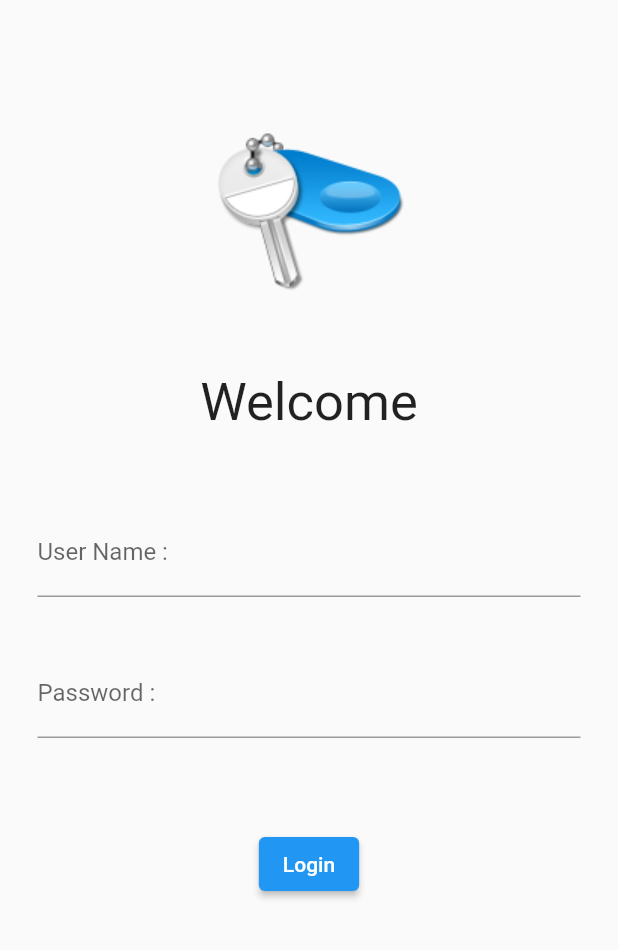
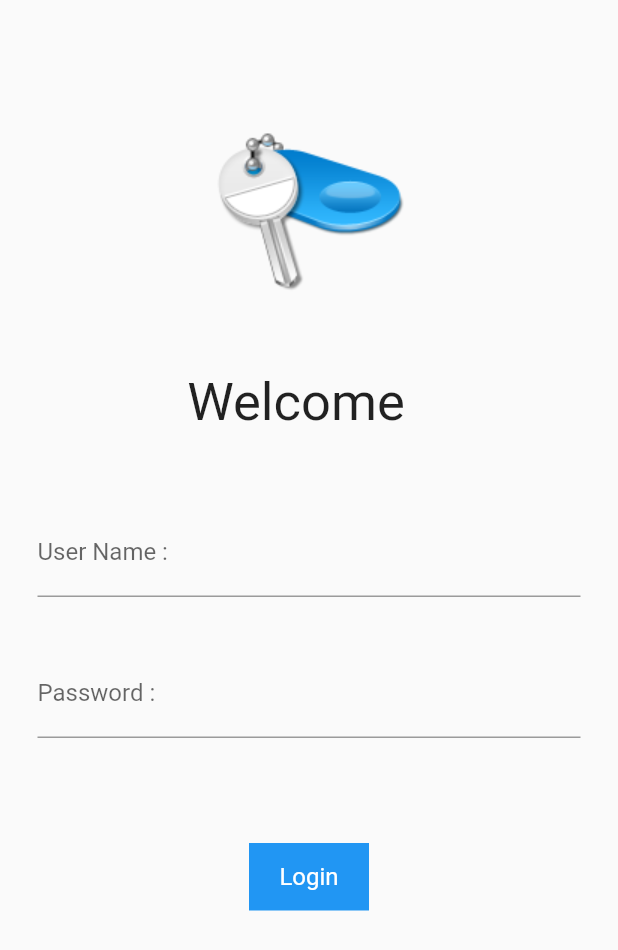
Before and after one commit to Hassan1133/flutterPractices, a Flutter app: the screen it shows after launch, on a phone screen of 412 x 824 dp. Shown: the top 950 px of the screen. Run offline on Flutter 3.47's test engine with Material 2 defaults, Android fonts, the phone set to English and light mode, and no system bars.

```diff
--- a/lib/main.dart
+++ b/lib/main.dart
@@ -1,6 +1,7 @@
 import 'package:flutter/material.dart';
 import 'package:my_app/pages/homepage.dart';
 import 'package:my_app/pages/loginpage.dart';
+import 'package:my_app/utilities/routes.dart';
 
 void main() {
   runApp(myApp());
@@ -13,7 +14,9 @@ class myApp extends StatelessWidget {
   Widget build(BuildContext context) {
     return MaterialApp(
       debugShowCheckedModeBanner: false,
-      routes: {"/homePage": (context) => homePage(), "/": (context) => login()},
+      routes: {"/": (context) => login(),
+      myRoutes.homeRoute: (context) => homePage(),
+      myRoutes.loginRoute : (context) => login() },
       //darkTheme: ThemeData(brightness: Brightness.dark),
       //theme: ThemeData(primarySwatch: Colors.blueGrey),
     );
--- a/lib/pages/loginpage.dart
+++ b/lib/pages/loginpage.dart
@@ -1,9 +1,17 @@
 import 'package:flutter/material.dart';
 import 'package:flutter/services.dart';
+import 'package:my_app/utilities/routes.dart';
 
-class login extends StatelessWidget {
+class login extends StatefulWidget {
   const login({Key? key}) : super(key: key);
 
+  @override
+  State<login> createState() => _loginState();
+}
+
+class _loginState extends State<login> {
+  String name = " ";
+  bool changeBtn = false;
   @override
   Widget build(BuildContext context) {
     return Material(
@@ -16,12 +24,16 @@ class login extends StatelessWidget {
           ),
         ),
         Text(
-          "Welcome",
+          "Welcome $name",
           style: TextStyle(fontSize: 35),
         ),
         Padding(
           padding: const EdgeInsets.fromLTRB(25, 50, 25, 15),
           child: TextFormField(
+            onChanged: (value) {
+              name = value;
+              setState(() {});
+            },
             decoration: InputDecoration(
               labelText: "User Name : ",
               hintText: "enter your name",
@@ -38,13 +50,44 @@ class login extends StatelessWidget {
             ),
           ),
         ),
-        Padding(
-          padding: const EdgeInsets.fromLTRB(0, 40, 0, 0),
-          child: ElevatedButton(
-            child: Text("Login"),
-            onPressed: () {},
+        SizedBox(height: 50),
+        InkWell(
+          onTap: () async {
+            setState(() {
+              changeBtn = true;
+            });
+
+            await Future.delayed(Duration(seconds: 1));
+            Navigator.pushNamed(context, myRoutes.homeRoute);
+          },
+          child: AnimatedContainer(
+            duration: Duration(seconds: 1),
+            height: 45,
+            width: changeBtn ? 50 : 80,
+            alignment: Alignment.center,
+            child: changeBtn
+                ? Icon(
+                    Icons.done,
+                    color: Colors.white,
+                  )
+                : Text(
+                    "Login",
+                    style: TextStyle(color: Colors.white, fontSize: 16),
+                  ),
+            decoration: BoxDecoration(
+                color: Colors.blue,
+                shape: changeBtn ? BoxShape.circle : BoxShape.rectangle
+                //borderRadius: BorderRadius.circular(changeBtn ? 12 : 8)
+                ),
           ),
         )
+
+        // ElevatedButton(
+        //     child: Text("Login"),
+        //     onPressed: () {
+        //       Navigator.pushNamed(context, myRoutes.homeRoute);
+        //     },
+        //   ),
       ],
     ));
   }
--- /dev/null
+++ b/lib/utilities/routes.dart
@@ -0,0 +1,4 @@
+class myRoutes {
+  static String homeRoute = '/homePage';
+  static String loginRoute = '/login';
+}
```
